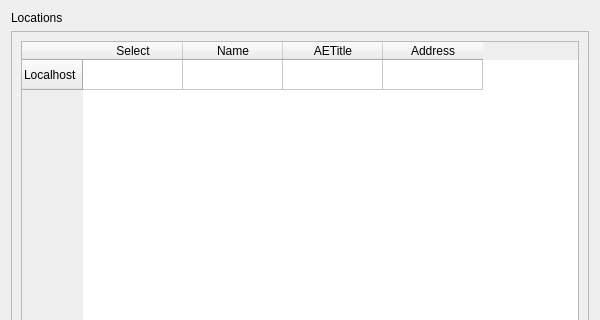
Qt form Libs/DICOM/Widgets/Resources/UI/qCTKDCMTKServerNodeWidget.ui (commontk/CTK) before a commit; both pictures show x 0 to 600 and y 0 to 320 of the 600 by 510 pixel window.
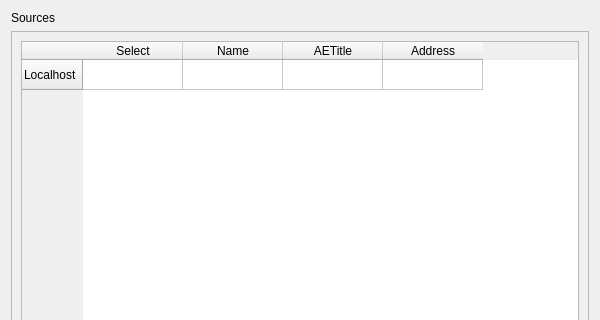
The same form after that commit.

Commit message: ENH: use promotion to include designed widgets in designed form

```diff
--- a/Libs/DICOM/Widgets/Resources/UI/qCTKDCMTKServerNodeWidget.ui
+++ b/Libs/DICOM/Widgets/Resources/UI/qCTKDCMTKServerNodeWidget.ui
@@ -17,7 +17,7 @@
    <item>
     <widget class="QLabel" name="label">
      <property name="text">
-      <string>Locations</string>
+      <string>Sources</string>
      </property>
     </widget>
    </item>
```
The commit also changes 2 other files.
